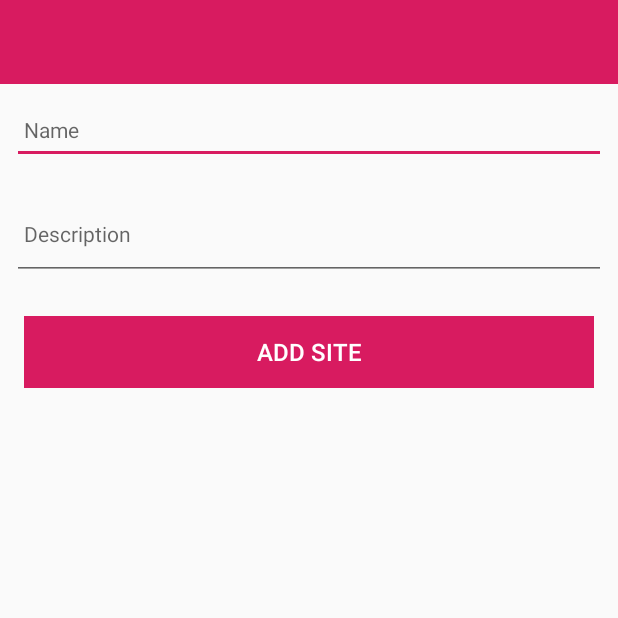
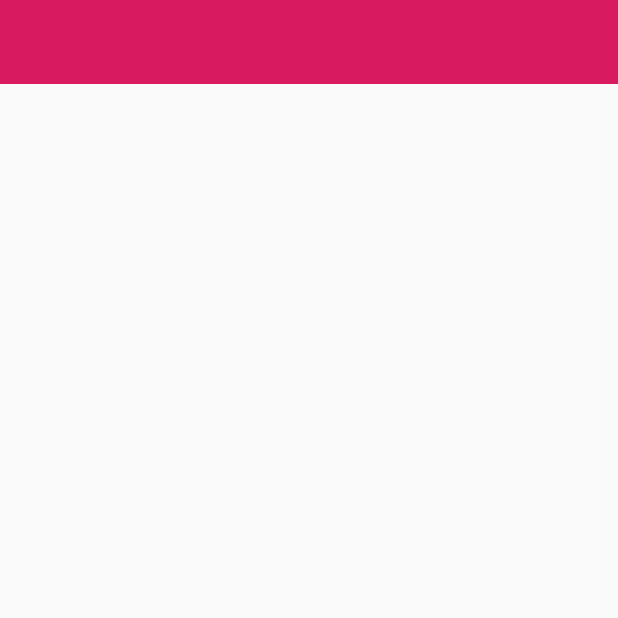
Before and after one commit to fabi-win/ap_assignment, an Android app: the screen it shows after launch (SiteActivity before the commit, SiteListActivity after it), on a phone screen of 412 x 824 dp, the top half of it. Run offline under Robolectric (Android 15) with nearby library versions, the phone set to English and light mode, and no system bars; 1 statement that could not run was skipped.

Commit message:
added site_list

```diff
--- a/app/src/main/AndroidManifest.xml
+++ b/app/src/main/AndroidManifest.xml
@@ -11,12 +11,16 @@
         android:supportsRtl="true"
         android:theme="@style/AppTheme">
         <activity android:name=".activities.SiteActivity">
+
+        </activity>
+        <activity android:name=".activities.SiteListActivity">
             <intent-filter>
                 <action android:name="android.intent.action.MAIN" />
 
                 <category android:name="android.intent.category.LAUNCHER" />
             </intent-filter>
         </activity>
+
     </application>
 
 </manifest>
--- a/app/src/main/java/com/example/ap_assignment/activities/SiteActivity.kt
+++ b/app/src/main/java/com/example/ap_assignment/activities/SiteActivity.kt
@@ -4,6 +4,7 @@
 import android.os.Bundle
 import androidx.appcompat.app.AppCompatActivity
 import com.example.ap_assignment.R
+import com.example.ap_assignment.main.MainApp
 import com.example.ap_assignment.models.SiteModel
 import kotlinx.android.synthetic.main.activity_site.*
 import org.jetbrains.anko.AnkoLogger
@@ -13,18 +14,18 @@
 class SiteActivity : AppCompatActivity(), AnkoLogger {
 
     var site = SiteModel()
-    val sites = ArrayList<SiteModel>()
+    lateinit var app:MainApp
 
     override fun onCreate(savedInstanceState: Bundle?) {
         super.onCreate(savedInstanceState)
         setContentView(R.layout.activity_site)
-        info("Activity Started")
+        app = application as MainApp
 
         btnAdd.setOnClickListener(){
             site.title = siteTitle.text.toString()
             site.descripton = siteDescription.text.toString()
             if(site.title.isNotEmpty()){
-                sites.add(site.copy())
+                app.sites.add(site.copy())
             }
             else{
                 toast("Please enter a title")
--- /dev/null
+++ b/app/src/main/java/com/example/ap_assignment/activities/SiteListActivity.kt
@@ -0,0 +1,18 @@
+package com.example.ap_assignment.activities
+
+import android.os.Bundle
+import androidx.appcompat.app.AppCompatActivity
+import com.example.ap_assignment.R
+import com.example.ap_assignment.main.MainApp
+
+class SiteListActivity: AppCompatActivity() {
+
+    lateinit var app: MainApp
+
+    override fun onCreate(savedInstanceState: Bundle?) {
+        super.onCreate(savedInstanceState)
+        setContentView(R.layout.activity_site_list)
+        app = application as MainApp
+    }
+
+}
--- a/app/src/main/java/com/example/ap_assignment/main/MainApp.kt
+++ b/app/src/main/java/com/example/ap_assignment/main/MainApp.kt
@@ -1,10 +1,13 @@
 package com.example.ap_assignment.main
 
 import android.app.Application
+import com.example.ap_assignment.models.SiteModel
 import org.jetbrains.anko.AnkoLogger
 import org.jetbrains.anko.info
 
 class MainApp : Application(), AnkoLogger {
+
+    val sites = ArrayList<SiteModel>()
 
     override fun onCreate() {
         super.onCreate()
--- /dev/null
+++ b/app/src/main/res/layout/activity_site_list.xml
@@ -0,0 +1,24 @@
+<?xml version="1.0" encoding="utf-8"?>
+<androidx.coordinatorlayout.widget.CoordinatorLayout xmlns:android="http://schemas.android.com/apk/res/android"
+    xmlns:app="http://schemas.android.com/apk/res-auto"
+    xmlns:tools="http://schemas.android.com/tools"
+    android:layout_width="match_parent"
+    android:layout_height="match_parent"
+    tools:context="com.example.ap_assignment.activities.SiteListActivity">
+
+    <com.google.android.material.appbar.AppBarLayout
+        android:layout_width="match_parent"
+        android:layout_height="wrap_content"
+        android:background="@color/colorAccent"
+        android:fitsSystemWindows="true"
+        app:elevation="0dip"
+        app:theme="@style/ThemeOverlay.AppCompat.Dark.ActionBar">
+
+        <androidx.appcompat.widget.Toolbar
+            android:id="@+id/toolbar"
+            android:layout_width="match_parent"
+            android:layout_height="wrap_content"
+            app:titleTextColor="@color/colorPrimary" />
+    </com.google.android.material.appbar.AppBarLayout>
+
+</androidx.coordinatorlayout.widget.CoordinatorLayout>
```
